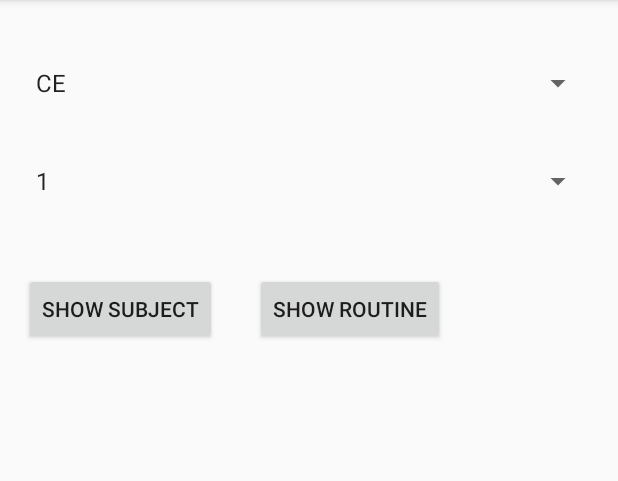
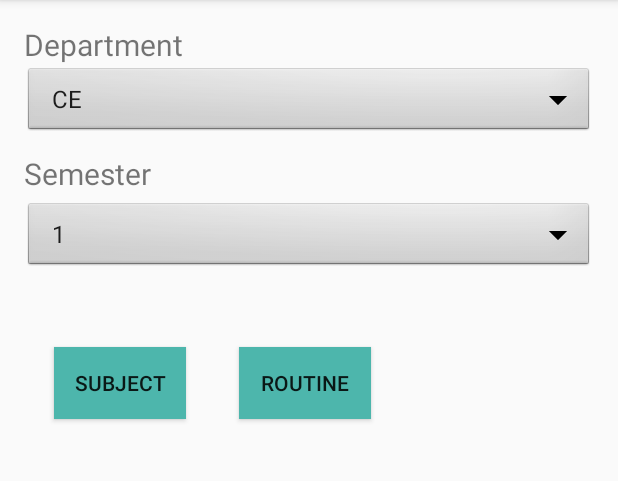
Before and after one commit to yudeep-rajbhandari/android-knowbook, an Android app: the MainActivity screen opened directly, with no data from a screen before it, on a phone screen of 412 x 824 dp, the part 84-565 px from its top. Run offline under Robolectric (Android 15) with nearby library versions, the phone set to English and light mode, and no system bars; our stand-ins replace Volley.

```diff
--- a/app/src/main/res/drawable/drawable.xml
+++ b/app/src/main/res/drawable/drawable.xml
@@ -1,4 +1,27 @@
 <?xml version="1.0" encoding="utf-8"?>
 <selector xmlns:android="http://schemas.android.com/apk/res/android">
+    <item android:state_pressed="true">
+        <shape android:shape="rectangle">
+          <!--  <corners android:radius="3dip" />
+            <stroke android:width="1dip" android:color="#5e7974" />
+            <gradient android:angle="-90" android:endColor="#689a92" android:startColor="#345953" /> -->
+            <solid android:color="#26A69A" />
+        </shape>
+    </item>
+    <item android:state_focused="true">
+        <shape android:shape="rectangle">
+           <!-- <corners android:radius="3dip" />
+            <stroke android:width="1dip" android:color="#5e7974" /> -->
+            <solid android:color="#4DB6AC" />
+        </shape>
+    </item>
+    <item>
+        <shape android:shape="rectangle">
+          <!--  <corners android:radius="3dip" />
+            <stroke android:width="1dip" android:color="#5e7974" />
+            <gradient android:angle="-90" android:endColor="#58857e" android:startColor="#8dbab3" />  -->
+            <solid android:color="#4DB6AC" />
 
+        </shape>
+    </item>
 </selector>
--- a/app/src/main/res/layout/activity_main.xml
+++ b/app/src/main/res/layout/activity_main.xml
@@ -13,42 +13,75 @@
 
 
     <Spinner
+
+        android:id="@+id/spinner"
         android:layout_width="match_parent"
         android:layout_height="wrap_content"
-        android:layout_alignParentTop="true"
         android:layout_alignParentLeft="true"
         android:layout_alignParentStart="true"
+        android:layout_alignParentTop="true"
         android:layout_marginTop="27dp"
-        android:id="@+id/spinner" />
+        android:animateLayoutChanges="false"
+        android:background="@android:drawable/btn_dropdown"
+        android:elevation="0dp" />
 
     <Button
-        android:text="Show Subject"
+        android:id="@+id/button_subject"
         android:layout_width="wrap_content"
         android:layout_height="wrap_content"
-        android:layout_below="@+id/spinner2"
         android:layout_alignParentLeft="true"
         android:layout_alignParentStart="true"
+        android:layout_below="@+id/spinner2"
+        android:layout_marginLeft="20dp"
         android:layout_marginTop="49dp"
-        android:id="@+id/button_subject" />
+        android:background="@drawable/drawable"
+        android:text="Subject"
+
+        />
 
     <Spinner
+        android:id="@+id/spinner2"
         android:layout_width="match_parent"
         android:layout_height="wrap_content"
+        android:layout_alignParentLeft="true"
+        android:layout_alignParentStart="true"
+        android:layout_below="@+id/spinner"
         android:layout_marginTop="41dp"
-        android:id="@+id/spinner2"
-        android:layout_below="@+id/spinner"
-        android:layout_alignParentLeft="true"
-        android:layout_alignParentStart="true" />
+        android:background="@android:drawable/btn_dropdown" />
+
 
     <Button
-        android:text="Show Routine"
+        android:id="@+id/button_routine"
         android:layout_width="wrap_content"
         android:layout_height="wrap_content"
-        android:id="@+id/button_routine"
-        android:layout_alignBaseline="@+id/button_subject"
-        android:layout_alignBottom="@+id/button_subject"
-        android:layout_toRightOf="@+id/button_subject"
-        android:layout_toEndOf="@+id/button_subject"
-        android:layout_marginLeft="25dp"
-        android:layout_marginStart="25dp" />
+        android:layout_toRightOf="@id/button_subject"
+        android:layout_alignBaseline="@id/button_subject"
+        android:layout_marginStart="35dp"
+        android:layout_marginLeft="20dp"
+        android:layout_marginTop="40dp"
+        android:background="@drawable/drawable"
+        android:text="Routine" />
+
+    <TextView
+        android:id="@+id/textView3"
+        android:layout_width="wrap_content"
+
+        android:layout_height="wrap_content"
+        android:layout_alignParentLeft="true"
+        android:layout_alignParentStart="true"
+        android:layout_alignParentTop="true"
+        android:elevation="0dp"
+        android:text="Department"
+        android:textSize="20dp" />
+
+    <TextView
+        android:id="@+id/textView11"
+        android:layout_width="wrap_content"
+        android:layout_height="wrap_content"
+        android:layout_alignParentLeft="true"
+        android:layout_alignParentStart="true"
+        android:layout_below="@+id/spinner"
+        android:layout_marginTop="10dp"
+        android:text="Semester"
+        android:textSize="20dp" />
 </RelativeLayout>
```
